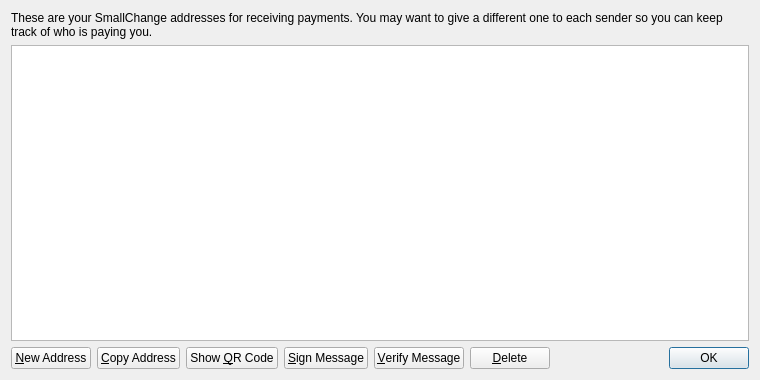
First picture: the form in src/qt/forms/addressbookpage.ui, repository MahatmaJapa/TempleCoin, before the edit.
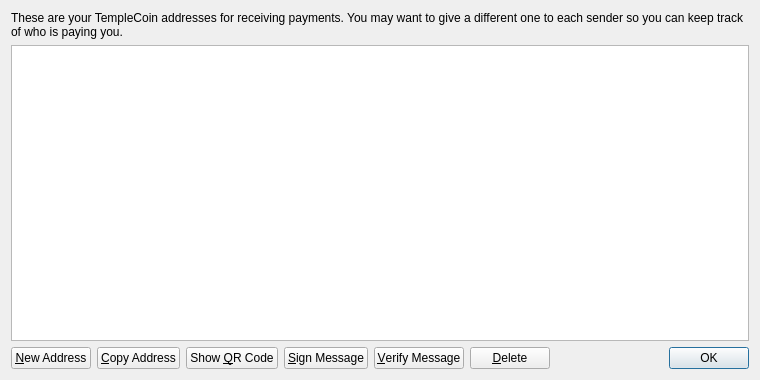
Second picture: the form after the edit. Icons and pictures are not drawn.

```diff
--- a/src/qt/forms/addressbookpage.ui
+++ b/src/qt/forms/addressbookpage.ui
@@ -17,7 +17,7 @@
    <item>
     <widget class="QLabel" name="labelExplanation">
      <property name="text">
-      <string>These are your SmallChange addresses for receiving payments. You may want to give a different one to each sender so you can keep track of who is paying you.</string>
+      <string>These are your TempleCoin addresses for receiving payments. You may want to give a different one to each sender so you can keep track of who is paying you.</string>
      </property>
      <property name="textFormat">
       <enum>Qt::PlainText</enum>
```
